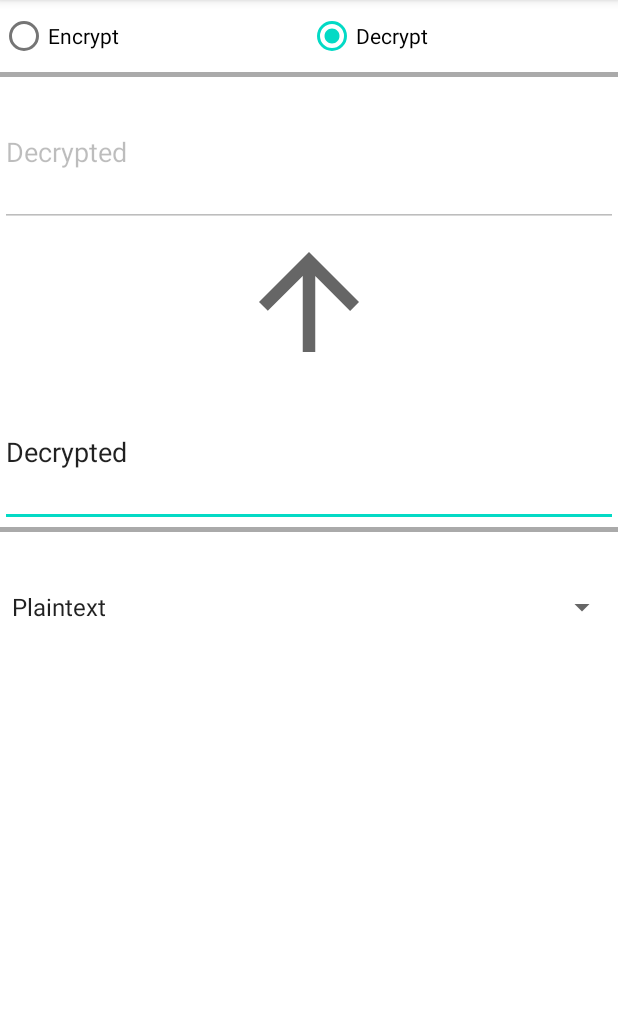
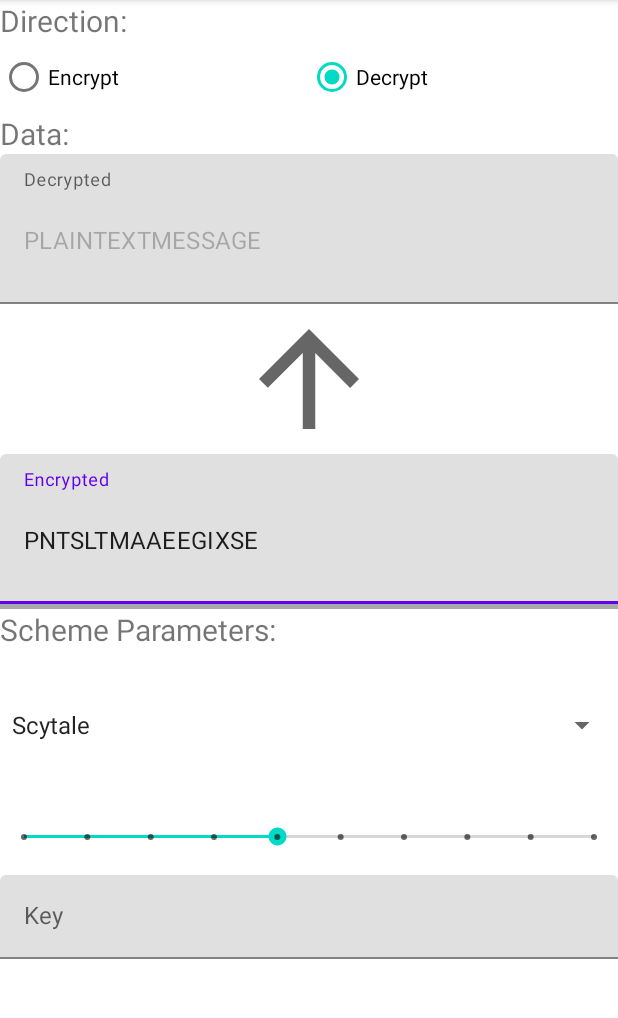
Before and after one commit to jeffmc/AndroidCryptography, an Android app: the screen it shows after launch (MainActivity), after a tap on "Decrypt", on a phone screen of 412 x 824 dp, the part 84-1102 px from its top. Run offline under Robolectric (Android 15) with nearby library versions, the phone set to English and light mode, and no system bars.

Commit message:
Added scytale decryption and algorithm parameter UI

```diff
--- a/app/src/main/java/com/example/androidcryptography/MainActivity.java
+++ b/app/src/main/java/com/example/androidcryptography/MainActivity.java
@@ -12,6 +12,7 @@ import android.widget.EditText;
 import android.widget.ImageView;
 import android.widget.RadioButton;
 import android.widget.RadioGroup;
+import android.widget.SeekBar;
 import android.widget.Spinner;
 import android.widget.Toast;
 
@@ -20,16 +21,16 @@ import org.w3c.dom.Text;
 import java.util.Arrays;
 import java.util.List;
 
-public class MainActivity extends AppCompatActivity implements View.OnClickListener, AdapterView.OnItemSelectedListener {
+public class MainActivity extends AppCompatActivity implements View.OnClickListener, AdapterView.OnItemSelectedListener, SeekBar.OnSeekBarChangeListener {
 
     static EncryptionScheme PLAINTEXT_SCHEME = new Plaintext(),
             SCYTALE_SCHEME = new Scytale(),
             CAESAR_SCHEME = new Caesar(),
             VIGENERE_SCHEME = new Vigenere();
 
-    static EncryptionScheme[] SCHEMES = new EncryptionScheme[]{
+    static EncryptionScheme[] SCHEMES = new EncryptionScheme[]{ // first is default
+            SCYTALE_SCHEME,
             PLAINTEXT_SCHEME,
-            SCYTALE_SCHEME,
             CAESAR_SCHEME,
             VIGENERE_SCHEME,
     };
@@ -40,6 +41,9 @@ public class MainActivity extends AppCompatActivity implements View.OnClickListe
     ImageView directionIcon;
 
     Spinner schemeSpinner;
+
+    SeekBar numInput;
+    EditText keyInput;
 
     boolean direction;
 
@@ -59,19 +63,24 @@ public class MainActivity extends AppCompatActivity implements View.OnClickListe
         direction = encryptBtn.isChecked();
         decryptBtn = this.findViewById(R.id.modeDecryptBtn);
 
+        encryptBtn.setOnClickListener(this);
+        decryptBtn.setOnClickListener(this);
+
         encryptedText = this.findViewById(R.id.encryptedText);
         decryptedText = this.findViewById(R.id.decryptedText);
         setupTextWatchers();
 
 //        actionBtn = this.findViewById(R.id.actionButton);
         directionIcon = this.findViewById(R.id.directionIcon);
+        directionIcon.setOnClickListener(this);
 
         schemeSpinner = this.findViewById(R.id.schemeSpinner);
         setupSchemeSpinner();
         schemeSpinner.setOnItemSelectedListener(this);
 
-        encryptBtn.setOnClickListener(this);
-        decryptBtn.setOnClickListener(this);
+        numInput = this.findViewById(R.id.intInput);
+        keyInput = this.findViewById(R.id.keyString);
+        numInput.setOnSeekBarChangeListener(this);
     }
 
     private void setupSchemeSpinner() {
@@ -130,10 +139,33 @@ public class MainActivity extends AppCompatActivity implements View.OnClickListe
         }
     }
 
+    public void updateScheme() { // Updates algorithm inputs for specified scheme and updates text as well.
+        EncryptionScheme newScheme = getScheme();
+        Toast.makeText(getApplicationContext(), newScheme.schemeName(), Toast.LENGTH_SHORT).show();
+        if (newScheme instanceof Plaintext) {
+            keyInput.setEnabled(false);
+            keyInput.setText("");
+            numInput.setEnabled(false);
+            numInput.setMax(1);
+        } else if (newScheme instanceof Scytale) {
+            Scytale scy = (Scytale) newScheme;
+            numInput.setMax(Scytale.UI_MAX_ROWS - 1);
+            numInput.setProgress(scy.rows);
+            numInput.setEnabled(true);
+            keyInput.setEnabled(false);
+            keyInput.setText("");
+        } // TODO: DO all schemes
+        updateText();
+    }
+
+    // Direction Listener
     @Override
     public void onClick(View view) {
         if (view.equals(encryptBtn) || view.equals(decryptBtn)) {
             setDirection(view.equals(encryptBtn));
+        }
+        if (view.equals(directionIcon)) {
+            setDirection(!direction); // Flip direction on arrow click
         }
     }
 
@@ -141,8 +173,7 @@ public class MainActivity extends AppCompatActivity implements View.OnClickListe
     @Override
     public void onItemSelected(AdapterView<?> adapterView, View view, int i, long l) {
         if (adapterView.equals(schemeSpinner)) {
-            Toast.makeText(getApplicationContext(), getScheme().schemeName(), Toast.LENGTH_SHORT).show();
-            updateText();
+            updateScheme();
         }
     }
     @Override
@@ -152,4 +183,19 @@ public class MainActivity extends AppCompatActivity implements View.OnClickListe
         }
     }
 
+    // Integer inputs
+    @Override
+    public void onProgressChanged(SeekBar seekBar, int newValue, boolean fromUser) {
+        if (!fromUser) return; // If not user origin, return.
+        EncryptionScheme sch = getScheme();
+        if (sch instanceof Scytale) {
+            Scytale scy = (Scytale) sch;
+            scy.rows = newValue + 1;
+        } // TODO: Implement for all schemes, and text input too.
+        updateText(); // Update text to reflect change
+    }
+    @Override
+    public void onStartTrackingTouch(SeekBar seekBar) { }
+    @Override
+    public void onStopTrackingTouch(SeekBar seekBar) { }
 }
--- a/app/src/main/java/com/example/androidcryptography/Scytale.java
+++ b/app/src/main/java/com/example/androidcryptography/Scytale.java
@@ -1,30 +1,27 @@
 package com.example.androidcryptography;
 
 import java.util.Arrays;
+import java.util.Locale;
 
 public class Scytale extends EncryptionScheme {
 
-    public int rows = 3; // TODO: Make adjustable in UI
+    public static final int UI_MAX_ROWS = 10;
+
+    public int rows = 4; // TODO: Make adjustable in UI
 
     @Override
     public String schemeName() { return "Scytale"; }
     @Override
     public String encrypt(String raw) {
-        raw = raw.trim(); // trim all whitespace at start and end
+        raw = raw.replaceAll("\\s", "").toUpperCase(); // remove all spaces, taken from https://www.geeksforgeeks.org/how-to-remove-all-white-spaces-from-a-string-in-java/
         char[] arr = raw.toCharArray(); // convert to char array
         if (arr.length == 0) return ""; // return empty
 
-        int cols = ( raw.length() / rows ) + 1; // find col
+        int cols = (int) Math.ceil((double)raw.length() / (double)rows); // find col
         char[][] grid = new char[cols][rows]; // create grid
-        for (int i=0;i<grid.length;i++) { Arrays.fill(grid[i], '@'); } // fill with @
+        for (char[] a : grid) { Arrays.fill(a, '@'); } // fill with @
         for (int i=0;i<arr.length;i++) { // populate with my text
             grid[i%cols][i/cols] = arr[i];
-        }
-        for (int y=0;y<rows;y++) {
-            for (int x=0;x<cols;x++) {
-                System.out.print(grid[x][y]);
-            }
-            System.out.println();
         }
         char[] enc = new char[rows*cols]; // read downwards
         for (int i=0;i<enc.length;i++) {
@@ -34,6 +31,20 @@ public class Scytale extends EncryptionScheme {
     }
     @Override
     public String decrypt(String coded) {
-        return ""; // TODO: Add decryption
+        coded = coded.trim(); // trim all whitespace at ends
+        char[] arr = coded.toCharArray();
+        if (arr.length == 0) return ""; // return empty
+
+        int cols = (int) Math.ceil((double)coded.length() / (double)rows);
+        char[][] grid = new char[cols][rows];
+        for (char[] a : grid) { Arrays.fill(a, ' '); } // fill with @
+        for (int i=0;i<arr.length;i++) { // populate with my text
+            grid[i/rows][i%rows] = arr[i];
+        }
+        char[] dec = new char[rows*cols]; // read downwards
+        for (int i=0;i<dec.length;i++) {
+            dec[i] = grid[i%cols][i/cols]; // place back into 1 dimensional array
+        }
+        return new String(dec).replaceAll("[\\s@]", ""); // return trimmed decoded, remove @
     }
 }
--- a/app/src/main/res/layout/activity_main.xml
+++ b/app/src/main/res/layout/activity_main.xml
@@ -6,6 +6,14 @@
     android:layout_height="match_parent"
     android:orientation="vertical"
     tools:context=".MainActivity">
+
+    <TextView
+        android:id="@+id/textView3"
+        android:layout_width="match_parent"
+        android:layout_height="wrap_content"
+        android:fontFamily="sans-serif"
+        android:text="Direction:"
+        android:textSize="20sp" />
 
     <RadioGroup
         android:id="@+id/modeGroup"
@@ -29,18 +37,25 @@
 
     </RadioGroup>
 
-    <View
+    <TextView
+        android:id="@+id/textView2"
         android:layout_width="match_parent"
-        android:layout_height="3dp"
-        android:background="@android:color/darker_gray"/>
+        android:layout_height="wrap_content"
+        android:fontFamily="sans-serif"
+        android:text="Data:"
+        android:textSize="20sp" />
 
-    <EditText
-        android:id="@+id/decryptedText"
+    <com.google.android.material.textfield.TextInputLayout
         android:layout_width="match_parent"
-        android:layout_height="100dp"
-        android:ems="10"
-        android:inputType="textPersonName"
-        android:text="Decrypted" />
+        android:layout_height="100dp">
+
+        <com.google.android.material.textfield.TextInputEditText
+            android:id="@+id/decryptedText"
+            android:layout_width="match_parent"
+            android:layout_height="match_parent"
+            android:hint="Decrypted"
+            android:text="Plaintext Message" />
+    </com.google.android.material.textfield.TextInputLayout>
 
     <LinearLayout
         android:layout_width="match_parent"
@@ -55,18 +70,29 @@
             app:srcCompat="@drawable/ic_baseline_arrow_upward_24" />
     </LinearLayout>
 
-    <EditText
-        android:id="@+id/encryptedText"
+    <com.google.android.material.textfield.TextInputLayout
         android:layout_width="match_parent"
-        android:layout_height="100dp"
-        android:ems="10"
-        android:inputType="textPersonName"
-        android:text="Encrypted" />
+        android:layout_height="100dp">
+
+        <com.google.android.material.textfield.TextInputEditText
+            android:id="@+id/encryptedText"
+            android:layout_width="match_parent"
+            android:layout_height="match_parent"
+            android:hint="Encrypted"
+            android:text="Scrambled Data" />
+    </com.google.android.material.textfield.TextInputLayout>
 
     <View
         android:layout_width="match_parent"
         android:layout_height="3dp"
         android:background="@android:color/darker_gray"/>
+
+    <TextView
+        android:layout_width="match_parent"
+        android:layout_height="wrap_content"
+        android:fontFamily="sans-serif"
+        android:text="Scheme Parameters:"
+        android:textSize="20sp" />
 
     <Spinner
         android:id="@+id/schemeSpinner"
@@ -74,4 +100,24 @@
         android:layout_height="100dp"
         android:spinnerMode="dialog" />
 
+    <SeekBar
+        android:id="@+id/intInput"
+        style="@style/Widget.AppCompat.SeekBar.Discrete"
+        android:layout_width="match_parent"
+        android:layout_height="50dp"
+        android:max="25"
+        android:progress="0" />
+
+    <com.google.android.material.textfield.TextInputLayout
+        android:layout_width="match_parent"
+        android:layout_height="match_parent">
+
+        <com.google.android.material.textfield.TextInputEditText
+            android:id="@+id/keyString"
+            android:layout_width="match_parent"
+            android:layout_height="wrap_content"
+            android:hint="Key"
+            android:singleLine="true" />
+    </com.google.android.material.textfield.TextInputLayout>
+
 </LinearLayout>
```
